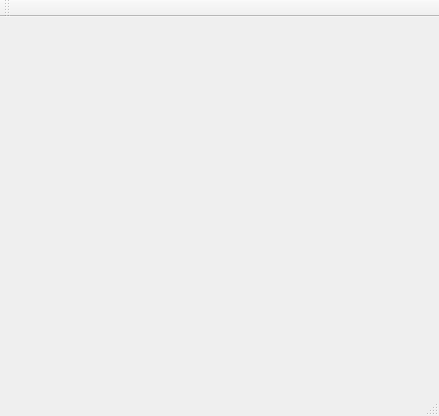
Above: mainwindow.ui from Kingtous/OperatingSystemDesign before the change. Below: the same form after it.
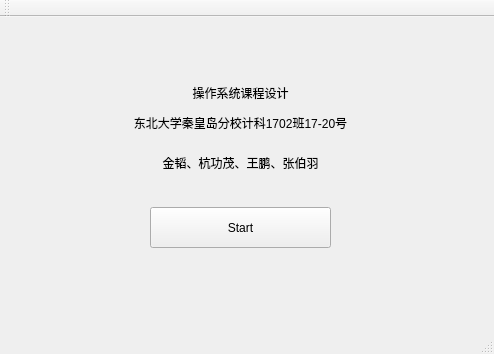
That is the form after the change.

```diff
--- a/mainwindow.ui
+++ b/mainwindow.ui
@@ -6,14 +6,82 @@
    <rect>
     <x>0</x>
     <y>0</y>
-    <width>439</width>
-    <height>416</height>
+    <width>494</width>
+    <height>354</height>
    </rect>
   </property>
   <property name="windowTitle">
    <string>MainWindow</string>
   </property>
-  <widget class="QWidget" name="centralWidget"/>
+  <widget class="QWidget" name="centralWidget">
+   <widget class="QPushButton" name="pushButton">
+    <property name="geometry">
+     <rect>
+      <x>150</x>
+      <y>190</y>
+      <width>181</width>
+      <height>41</height>
+     </rect>
+    </property>
+    <property name="text">
+     <string>Start</string>
+    </property>
+    <property name="checkable">
+     <bool>true</bool>
+    </property>
+    <property name="checked">
+     <bool>false</bool>
+    </property>
+   </widget>
+   <widget class="QLabel" name="label">
+    <property name="geometry">
+     <rect>
+      <x>90</x>
+      <y>60</y>
+      <width>301</width>
+      <height>31</height>
+     </rect>
+    </property>
+    <property name="text">
+     <string>操作系统课程设计</string>
+    </property>
+    <property name="alignment">
+     <set>Qt::AlignCenter</set>
+    </property>
+   </widget>
+   <widget class="QLabel" name="label_2">
+    <property name="geometry">
+     <rect>
+      <x>90</x>
+      <y>130</y>
+      <width>301</width>
+      <height>31</height>
+     </rect>
+    </property>
+    <property name="text">
+     <string>金韬、杭功茂、王鹏、张伯羽</string>
+    </property>
+    <property name="alignment">
+     <set>Qt::AlignCenter</set>
+    </property>
+   </widget>
+   <widget class="QLabel" name="label_3">
+    <property name="geometry">
+     <rect>
+      <x>90</x>
+      <y>90</y>
+      <width>301</width>
+      <height>31</height>
+     </rect>
+    </property>
+    <property name="text">
+     <string>东北大学秦皇岛分校计科1702班17-20号</string>
+    </property>
+    <property name="alignment">
+     <set>Qt::AlignCenter</set>
+    </property>
+   </widget>
+  </widget>
   <widget class="QMenuBar" name="menuBar">
    <property name="geometry">
     <rect>
```
Left out of the diff: 2 changed lines with no effect on the pictures.
